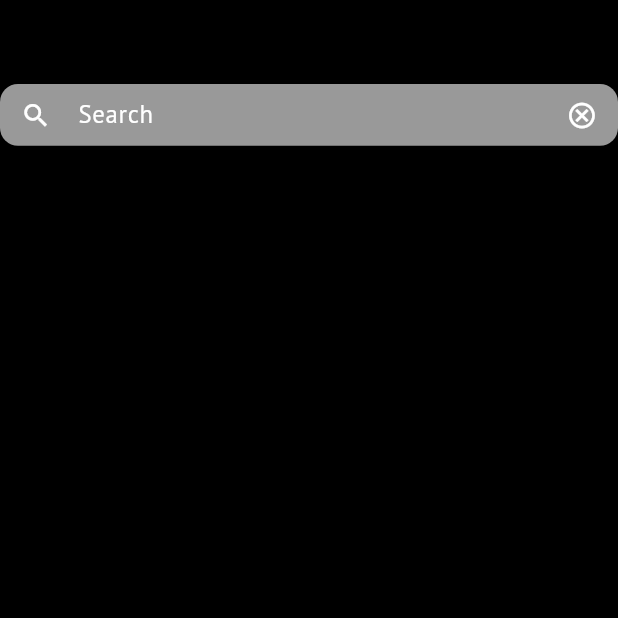
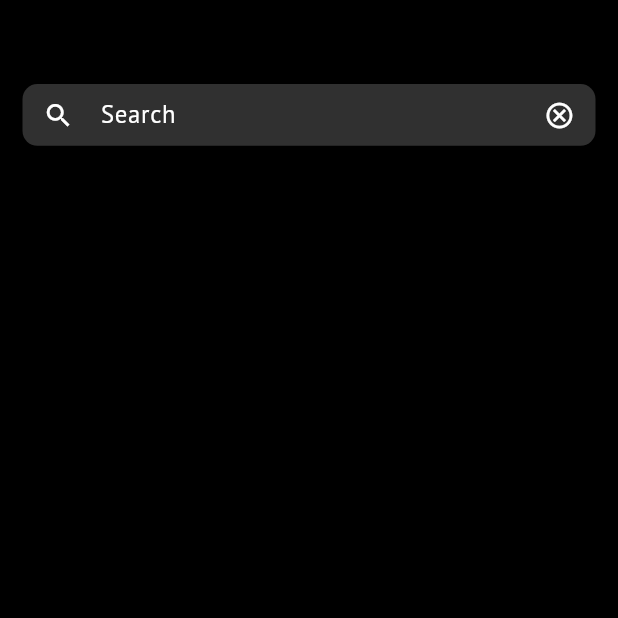
Before and after one commit to Shahin4292/Netflix, a Flutter app: the SearchScreen screen opened directly, on a phone screen of 412 x 824 dp, the top half of it. Run offline on Flutter 3.47's test engine with Material 3 defaults, Android fonts, the phone set to English and light mode, and no system bars; our stand-ins replace carousel_slider, google_fonts, lottie; network calls fail.

Commit message:
text field add done

```diff
--- a/lib/view/search_screen/search_screen.dart
+++ b/lib/view/search_screen/search_screen.dart
@@ -1,5 +1,8 @@
 import 'package:flutter/cupertino.dart';
 import 'package:flutter/material.dart';
+import 'package:netflix/viewModel/home_controller/home_controller.dart';
+
+import '../../model/search_model/search_model.dart';
 
 class SearchScreen extends StatefulWidget {
   const SearchScreen({super.key});
@@ -10,6 +13,8 @@ class SearchScreen extends StatefulWidget {
 
 class _SearchScreenState extends State<SearchScreen> {
   TextEditingController searchController = TextEditingController();
+  HomeController homeController = HomeController();
+  SearchModel? searchModel;
 
   @override
   void dispose() {
@@ -22,27 +27,35 @@ class _SearchScreenState extends State<SearchScreen> {
     Size size = MediaQuery.sizeOf(context);
     return Scaffold(
         backgroundColor: Colors.black,
-        appBar: AppBar(backgroundColor: Colors.black,),
+        appBar: AppBar(
+          backgroundColor: Colors.black,
+        ),
         body: SafeArea(
+          child: Padding(
+            padding: const EdgeInsets.symmetric(horizontal: 15),
             child: Column(
               children: [
                 Container(
                   height: size.width * 0.1,
-                decoration:
-                BoxDecoration(borderRadius: BorderRadius.circular(12),
-                //     boxShadow: [
-                //   BoxShadow(
-                //     color: Colors.black12,
-                //     offset: Offset(0, 1),
-                //     blurRadius: 2,
-                //   ),
-                // ]
+                  decoration: BoxDecoration(
+                      borderRadius: BorderRadius.circular(12),
+                      boxShadow: [
+                        BoxShadow(
+                          color: Colors.black12,
+                          offset: Offset(0, 1),
+                          blurRadius: 2,
                         ),
+                      ]),
                   child: TextField(
+                    onChanged: (value) {
+                      if (value.isEmpty) {
+                      } else {}
+                    },
                     controller: searchController,
-                  style: TextStyle(fontSize: size.width * 0.04, color: Colors.black),
+                    style: TextStyle(
+                        fontSize: size.width * 0.04, color: Colors.white),
                     decoration: InputDecoration(
-                      fillColor:Color(0xff999999),
+                        fillColor: Colors.grey.withOpacity(0.3),
                         filled: true,
                         contentPadding: EdgeInsets.symmetric(horizontal: 20),
                         focusedBorder: OutlineInputBorder(
@@ -59,7 +72,7 @@ class _SearchScreenState extends State<SearchScreen> {
                           color: Colors.white,
                         ),
                         border: OutlineInputBorder(
-                        borderRadius: BorderRadius.circular(12),
+                          borderRadius: BorderRadius.circular(10),
                           borderSide: BorderSide.none,
                         ),
                         hintStyle: TextStyle(
@@ -71,6 +84,7 @@ class _SearchScreenState extends State<SearchScreen> {
                 )
               ],
             ),
+          ),
         ));
   }
 }
```
Lines whose indentation alone changed are shown as unchanged.
